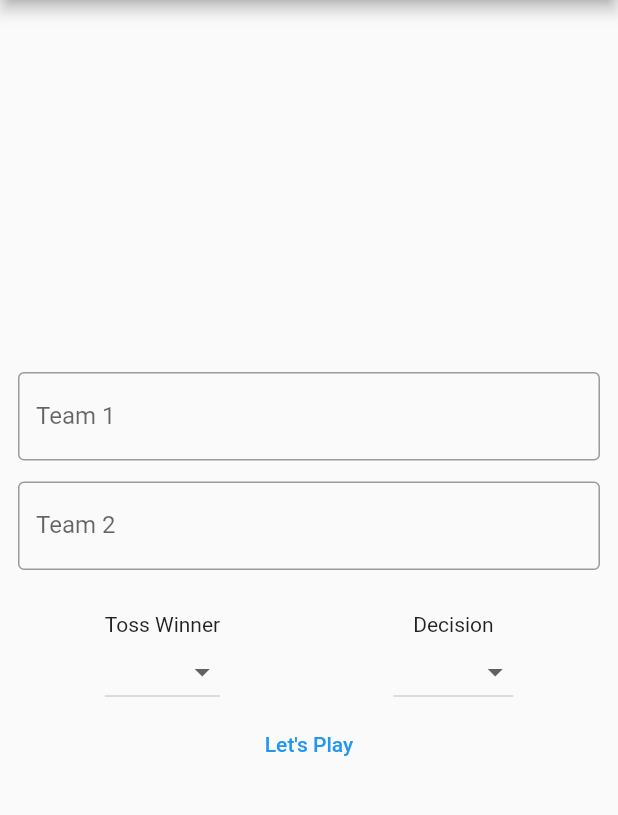
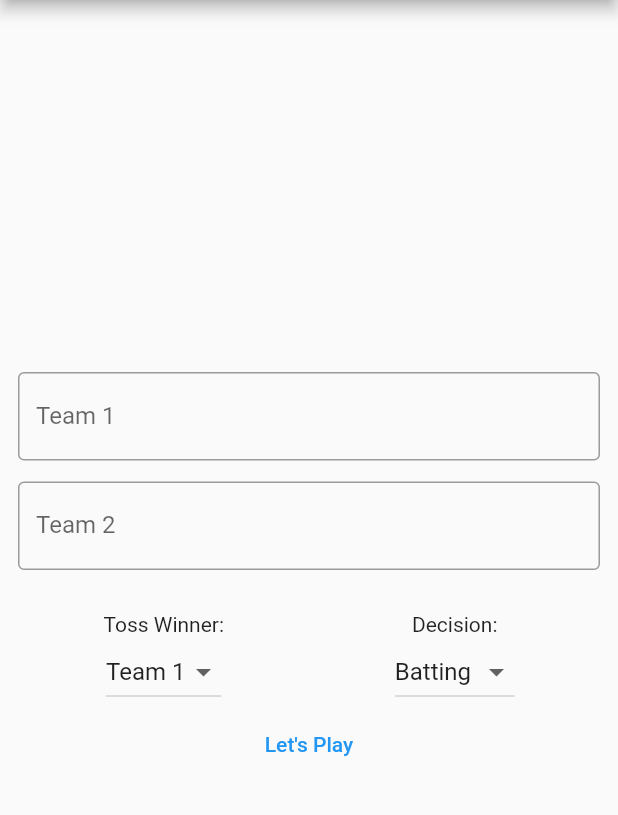
Before and after one commit to dheeraj-p/step-cricket-scorer, a Flutter app: the screen it shows after launch, on a phone screen of 412 x 824 dp, the part 84-899 px from its top. Run offline on Flutter 3.47's test engine with Material 2 defaults, Android fonts, the phone set to English and light mode, and no system bars.

Commit message:
Integrate match initiation screen

```diff
--- a/lib/core/constants.dart
+++ /dev/null
@@ -1,3 +0,0 @@
-enum TossDecision { batting, fielding }
-
-enum EventType { matchStart, toss, inningsStarted, overStarted, delivery, overEnded, inningsEnded }
--- a/lib/main.dart
+++ b/lib/main.dart
@@ -1,5 +1,11 @@
-import 'package:cricket_scorer/core/events/match_event.dart';
-import 'package:cricket_scorer/core/match_summary.dart';
+import 'package:cricket_scorer/src/widgets/input_text.dart';
+import 'package:cricket_scorer/src/core/constants.dart';
+import 'package:cricket_scorer/src/core/events/match_event.dart';
+import 'package:cricket_scorer/src/core/events/match_start.dart';
+import 'package:cricket_scorer/src/core/events/toss.dart';
+import 'package:cricket_scorer/src/core/match_summary.dart';
+import 'package:cricket_scorer/src/core/models/toss_data.dart';
+import 'package:cricket_scorer/src/widgets/toss_section.dart';
 import 'package:flutter/material.dart';
 
 void main() {
@@ -31,9 +37,15 @@ class PlayMatchPage extends StatelessWidget {
 
   @override
   Widget build(BuildContext context) {
-    return Text("Match screen");
+    final MatchSummary summary = ModalRoute.of(context)?.settings.arguments as MatchSummary;
+
+    return Scaffold(
+      appBar: AppBar(title: Text("STEP Cricket")),
+      body: Container(
+        child: Text(summary.toString()),
+      ),
+    );
   }
-
 }
 
 class MyHomePage extends StatefulWidget {
@@ -47,9 +59,19 @@ class MyHomePage extends StatefulWidget {
 class _MyHomePageState extends State<MyHomePage> {
   final MatchSummary summary = MatchSummary();
   final List<MatchEvent> events = [];
+  String _team1 = "Team 1", _team2 = "Team 2";
+  TossDecision _tossDecision = TossDecision.batting;
+  TeamOrder _tossWinner = TeamOrder.team1;
 
   void _letsPlay() {
-    Navigator.pushNamed(context, '/play-match');
+    events.add(MatchStartEvent(_team1, _team2));
+    events.add(TossEvent(TossData(_tossWinner, _tossDecision)));
+
+    for (var event in events) {
+      event.apply(summary);
+    }
+
+    Navigator.pushNamed(context, '/play-match', arguments: summary);
   }
 
   @override
@@ -61,63 +83,29 @@ class _MyHomePageState extends State<MyHomePage> {
       body: Container(
         padding: const EdgeInsets.all(12.0),
         child: Column(mainAxisAlignment: MainAxisAlignment.center, children: [
-          const TextField(
-            decoration: InputDecoration(
-              border: OutlineInputBorder(),
-              labelText: "Team 1",
-            ),
+          InputText(
+            label: "Team 1",
+            onChanged: (v) => _team1 = v,
           ),
           const SizedBox(height: 14),
-          const TextField(
-            decoration: InputDecoration(
-              border: OutlineInputBorder(),
-              labelText: "Team 2",
-            ),
+          InputText(
+            label: "Team 2",
+            onChanged: (v) => _team2 = v,
           ),
           const SizedBox(height: 28),
-          TossSection(),
+          TossSection(
+            onTossDecisionChange: (decision) => setState(() {
+              _tossDecision = decision!;
+            }),
+            onTossWinnerChange: (winner) => setState(() {
+              _tossWinner = winner!;
+            }),
+            winnerTeam: _tossWinner,
+            decision: _tossDecision,
+          ),
           TextButton(onPressed: _letsPlay, child: const Text("Let's Play"))
         ]),
       ),
     );
   }
 }
-
-class TossSection extends StatelessWidget {
-  const TossSection({super.key});
-
-  @override
-  Widget build(BuildContext context) {
-    return Row(
-      mainAxisAlignment: MainAxisAlignment.spaceAround,
-      children: [
-        Column(
-          crossAxisAlignment: CrossAxisAlignment.center,
-          children: [
-            Text("Toss Winner"),
-            DropdownButton(
-              items: [
-                DropdownMenuItem<String>(value: "Team 1", child: Text("Team 1")),
-                DropdownMenuItem<String>(value: "Team 2", child: Text("Team 2")),
-              ],
-              onChanged: (x) => {},
-            ),
-          ],
-        ),
-        Column(
-          crossAxisAlignment: CrossAxisAlignment.center,
-          children: [
-            Text("Decision"),
-            DropdownButton(
-              items: [
-                DropdownMenuItem<String>(value: "Batting", child: Text("Batting")),
-                DropdownMenuItem<String>(value: "Fielding", child: Text("Fielding")),
-              ],
-              onChanged: (x) => {},
-            ),
-          ],
-        ),
-      ],
-    );
-  }
-}
--- /dev/null
+++ b/lib/src/core/constants.dart
@@ -0,0 +1,5 @@
+enum TossDecision { batting, fielding }
+
+enum TeamOrder { team1, team2 }
+
+enum EventType { matchStart, toss, inningsStarted, overStarted, delivery, overEnded, inningsEnded }
--- a/lib/core/events/match_event.dart
+++ b/lib/src/core/events/match_event.dart
@@ -1,5 +1,5 @@
-import 'package:cricket_scorer/core/constants.dart';
-import 'package:cricket_scorer/core/match_summary.dart';
+import 'package:cricket_scorer/src/core/constants.dart';
+import 'package:cricket_scorer/src/core/match_summary.dart';
 
 class MatchEvent {
   final EventType type;
--- a/lib/core/events/match_start.dart
+++ b/lib/src/core/events/match_start.dart
@@ -1,6 +1,6 @@
-import 'package:cricket_scorer/core/constants.dart';
-import 'package:cricket_scorer/core/events/match_event.dart';
-import 'package:cricket_scorer/core/match_summary.dart';
+import 'package:cricket_scorer/src/core/constants.dart';
+import 'package:cricket_scorer/src/core/events/match_event.dart';
+import 'package:cricket_scorer/src/core/match_summary.dart';
 
 class MatchStartEvent implements MatchEvent {
   final String _teamAName;
--- a/lib/core/match_summary.dart
+++ b/lib/src/core/match_summary.dart
@@ -1,5 +1,5 @@
-import 'package:cricket_scorer/core/constants.dart';
-import 'package:cricket_scorer/core/models/toss_data.dart';
+import 'package:cricket_scorer/src/core/constants.dart';
+import 'package:cricket_scorer/src/core/models/toss_data.dart';
 
 class MatchSummary {
   late Team teamA;
@@ -11,7 +11,7 @@ class MatchSummary {
     teamB = Team(teamBName);
   }
 
-  addTossDetails(String winner, TossDecision decision) {
+  addTossDetails(TeamOrder winner, TossDecision decision) {
     _tossData = TossData(winner, decision);
   }
 
--- a/lib/core/models/toss_data.dart
+++ b/lib/src/core/models/toss_data.dart
@@ -1,7 +1,7 @@
-import 'package:cricket_scorer/core/constants.dart';
+import 'package:cricket_scorer/src/core/constants.dart';
 
 class TossData {
-  final String winner;
+  final TeamOrder winner;
   final TossDecision decision;
 
   const TossData(this.winner, this.decision);
--- /dev/null
+++ b/lib/src/core/scorer.dart
@@ -0,0 +1,20 @@
+import 'package:cricket_scorer/src/core/constants.dart';
+import 'package:cricket_scorer/src/core/events/match_event.dart';
+import 'package:cricket_scorer/src/core/events/match_start.dart';
+import 'package:cricket_scorer/src/core/events/toss.dart';
+import 'package:cricket_scorer/src/core/match_summary.dart';
+import 'package:cricket_scorer/src/core/models/toss_data.dart';
+
+void main(List<String> args) {
+  MatchSummary summary = MatchSummary();
+  List<MatchEvent> events = [];
+
+  events.add(MatchStartEvent("Dheeraj", "Tilak"));
+  events.add(const TossEvent(TossData(TeamOrder.team1, TossDecision.batting)));
+
+  for (MatchEvent event in events) {
+    event.apply(summary);
+  }
+
+  print(summary.toString());
+}
--- /dev/null
+++ b/lib/src/widgets/input_text.dart
@@ -0,0 +1,19 @@
+import 'package:flutter/material.dart';
+
+class InputText extends StatelessWidget {
+  final String? label;
+  final Function(String)? onChanged;
+
+  const InputText({super.key, this.onChanged, this.label});
+
+  @override
+  Widget build(BuildContext context) {
+    return TextField(
+      decoration: InputDecoration(
+        border: const OutlineInputBorder(),
+        labelText: label,
+      ),
+      onChanged: onChanged,
+    );
+  }
+}
--- /dev/null
+++ b/lib/src/widgets/toss_section.dart
@@ -0,0 +1,54 @@
+import 'package:cricket_scorer/src/core/constants.dart';
+import 'package:flutter/material.dart';
+
+class TossSection extends StatelessWidget {
+  final void Function(TeamOrder?)? onTossWinnerChange;
+  final void Function(TossDecision?)? onTossDecisionChange;
+  final TeamOrder? winnerTeam;
+  final TossDecision? decision;
+
+  const TossSection({
+    super.key,
+    this.onTossWinnerChange,
+    this.onTossDecisionChange,
+    this.decision,
+    this.winnerTeam,
+  });
+
+  @override
+  Widget build(BuildContext context) {
+    return Row(
+      mainAxisAlignment: MainAxisAlignment.spaceAround,
+      children: [
+        Column(
+          crossAxisAlignment: CrossAxisAlignment.center,
+          children: [
+            const Text("Toss Winner:"),
+            DropdownButton(
+              items: const [
+                DropdownMenuItem<TeamOrder>(value: TeamOrder.team1, child: Text("Team 1")),
+                DropdownMenuItem<TeamOrder>(value: TeamOrder.team2, child: Text("Team 2")),
+              ],
+              onChanged: onTossWinnerChange,
+              value: winnerTeam,
+            ),
+          ],
+        ),
+        Column(
+          crossAxisAlignment: CrossAxisAlignment.center,
+          children: [
+            const Text("Decision:"),
+            DropdownButton(
+              items: const [
+                DropdownMenuItem<TossDecision>(value: TossDecision.batting, child: Text("Batting")),
+                DropdownMenuItem<TossDecision>(value: TossDecision.fielding, child: Text("Fielding")),
+              ],
+              onChanged: onTossDecisionChange,
+              value: decision,
+            ),
+          ],
+        ),
+      ],
+    );
+  }
+}
```
Also changed, not shown: lib/core/scorer.dart (deleted, +0 -20 lines), lib/src/core/events/toss.dart (renamed from lib/core/events/toss.dart, +4 -4 lines).
